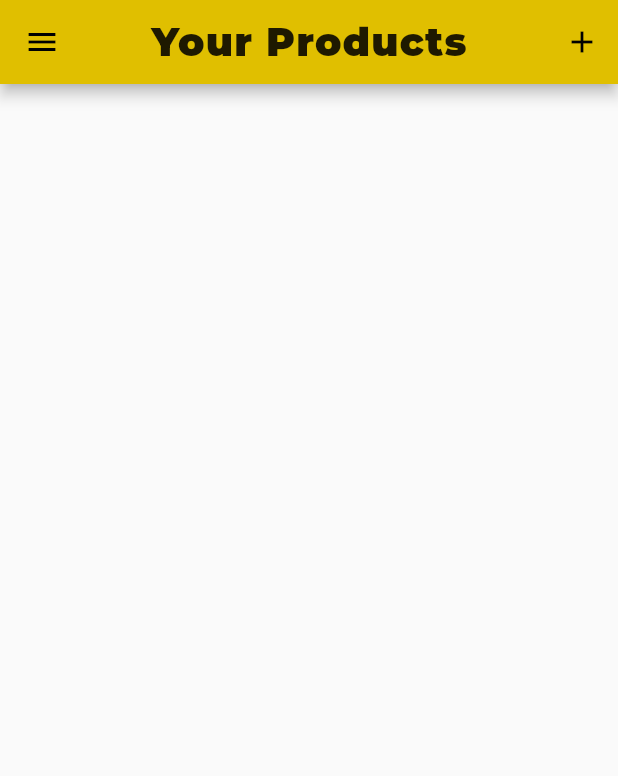
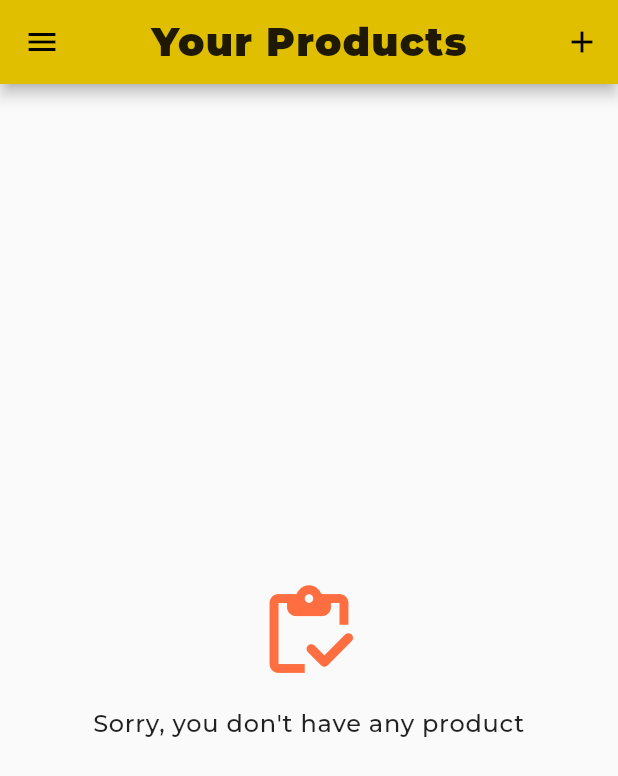
Before and after one commit to attalariq123/MyShop_App, a Flutter app: the UserProductScreen screen opened by its route, on a phone screen of 412 x 824 dp. Shown: the top 776 px of the screen. Run offline on Flutter 3.47's test engine with Material 2 defaults, Android fonts, the light colour scheme and no system bars; our stand-ins replace google_fonts, shared_preferences, simple_animations; accounts and stored records are empty; network calls fail.

Commit message:
small fix

```diff
--- a/lib/screens/orders_screen.dart
+++ b/lib/screens/orders_screen.dart
@@ -99,7 +99,8 @@ class _OrdersScreenState extends State<OrdersScreen> {
                                     ),
                                   ],
                                 ),
-                                ));
+                              ),
+                  );
                 }
               }
             }));
--- a/lib/screens/user_product_screen.dart
+++ b/lib/screens/user_product_screen.dart
@@ -42,15 +42,16 @@ class UserProductScreen extends StatelessWidget {
       drawer: AppDrawer(),
       body: FutureBuilder(
         future: _refreshProduct(context),
-        builder: (ctx, snapshot) =>
-            snapshot.connectionState == ConnectionState.waiting
+        builder: (ctx, snapshot) => snapshot.connectionState ==
+                ConnectionState.waiting
             ? Center(
                 child: CircularProgressIndicator.adaptive(
                   strokeWidth: 3.5,
                 ),
               )
             : Consumer<ProductsProvider>(
-                    builder: (ctx, productsData, _) => Padding(
+                builder: (ctx, productsData, _) => productsData.items.isNotEmpty
+                    ? Padding(
                         padding: const EdgeInsets.all(8),
                         child: RefreshIndicator(
                           onRefresh: () => _refreshProduct(context),
@@ -68,8 +69,39 @@ class UserProductScreen extends StatelessWidget {
                             ),
                           ),
                         ),
+                      )
+                    : Container(
+                        child: Column(
+                          mainAxisAlignment: MainAxisAlignment.center,
+                          children: [
+                            const Icon(
+                              Icons.inventory_rounded,
+                              color: Colors.deepOrangeAccent,
+                              size: 70,
+                            ),
+                            const Divider(
+                              thickness: 0,
+                              color: Colors.transparent,
+                            ),
+                            Center(
+                              child: Text(
+                                'Sorry, you don\'t have any product',
+                                style: Theme.of(context)
+                                    .textTheme
+                                    .headline4!
+                                    .copyWith(
+                                      fontSize: 16,
+                                      letterSpacing: 0.5,
+                                      fontWeight: FontWeight.w500,
+                                      color: Colors.black87,
+                                    ),
+                                softWrap: true,
+                                textAlign: TextAlign.center,
                               ),
                             ),
+                          ],
+                        ),
+                      )),
       ),
     );
   }
--- a/pubspec.yaml
+++ b/pubspec.yaml
@@ -30,7 +30,6 @@ dependencies:
   provider: ^6.0.0
   shared_preferences: ^2.0.7
   simple_animations: ^4.0.1
-  splashscreen: ^1.3.5
 
 dev_dependencies:
   flutter_launcher_icons: "^0.9.2"
```
Also changed, not shown: assets/images/5.jpg (deleted), assets/images/button.png (deleted), assets/images/product-placeholder.png (deleted), pubspec.lock, 4 other files. Lines whose indentation alone changed are shown as unchanged.
